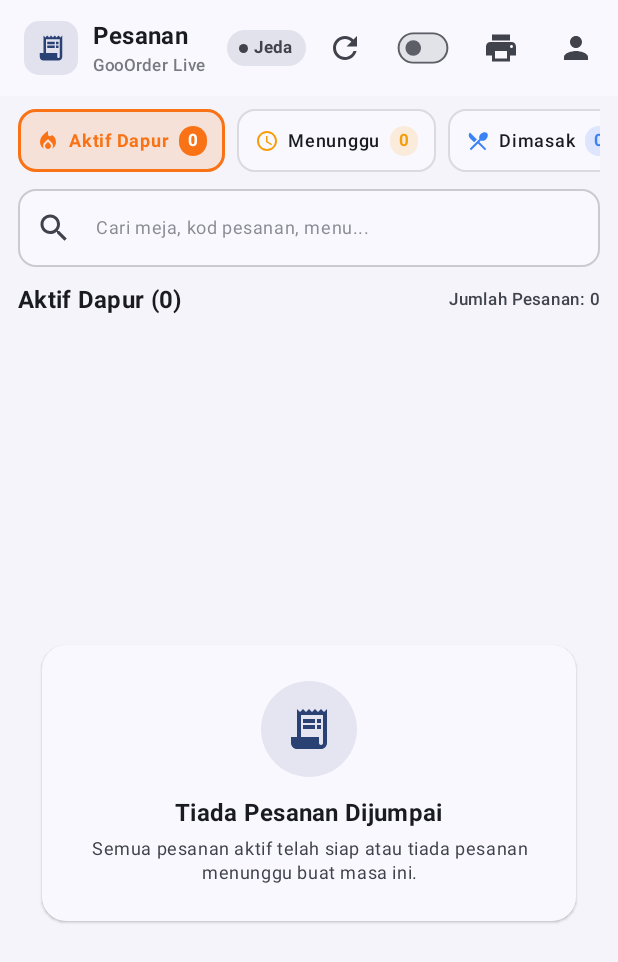
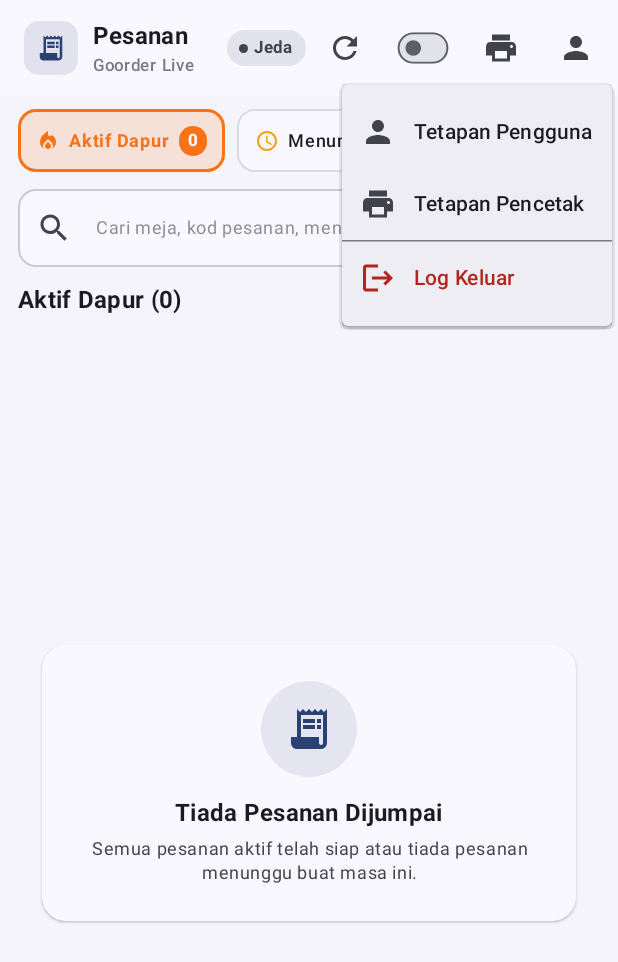
Before and after one commit to amirsyah8/gooapp, an Android app built with Jetpack Compose: the composable PrinterContent called with empty values, after a tap on "User Settings", on a phone screen of 412 x 824 dp. Shown: the top 962 px of the screen. Run offline under Robolectric (Android 15) with nearby library versions, the phone set to English and light mode, and no system bars; 2 statements that could not run were skipped.

Commit message:
Tambah DropdownMenu pada ikon Person: Tetapan Pengguna, Tetapan Pencetak, dan Log Keluar dengan dialog pengesahan

```diff
--- a/app/src/main/java/com/goorder/ui/screens/printer/PrinterScreen.kt
+++ b/app/src/main/java/com/goorder/ui/screens/printer/PrinterScreen.kt
@@ -9,6 +9,7 @@ import androidx.compose.foundation.shape.CircleShape
 import androidx.compose.foundation.shape.RoundedCornerShape
 import androidx.compose.material.icons.Icons
 import androidx.compose.material.icons.automirrored.filled.ArrowBack
+import androidx.compose.material.icons.automirrored.filled.Logout
 import androidx.compose.material.icons.automirrored.filled.ReceiptLong
 import androidx.compose.material.icons.filled.Person
 import androidx.compose.material.icons.filled.Print
@@ -170,6 +171,33 @@ fun PrinterContent(
         label = "spinAngle"
     )
 
+    var isMenuExpanded by remember { mutableStateOf(false) }
+    var showLogoutDialog by remember { mutableStateOf(false) }
+
+    if (showLogoutDialog) {
+        AlertDialog(
+            onDismissRequest = { showLogoutDialog = false },
+            title = { Text("Log Keluar", fontWeight = FontWeight.Bold) },
+            text = { Text("Adakah anda pasti mahu log keluar daripada aplikasi?") },
+            confirmButton = {
+                Button(
+                    onClick = {
+                        showLogoutDialog = false
+                        onLogout()
+                    },
+                    colors = ButtonDefaults.buttonColors(containerColor = MaterialTheme.colorScheme.error)
+                ) {
+                    Text("Log Keluar")
+                }
+            },
+            dismissButton = {
+                TextButton(onClick = { showLogoutDialog = false }) {
+                    Text("Batal")
+                }
+            }
+        )
+    }
+
     Scaffold(
         topBar = {
             TopAppBar(
@@ -206,7 +234,7 @@ fun PrinterContent(
                                     maxLines = 1
                                 )
                                 Text(
-                                    text = currentOutlet?.name ?: "GooOrder Live Sync",
+                                    text = currentOutlet?.name ?: "Goorder Live Sync",
                                     style = MaterialTheme.typography.labelSmall,
                                     color = MaterialTheme.colorScheme.onSurfaceVariant.copy(alpha = 0.7f),
                                     maxLines = 1
@@ -289,12 +317,67 @@ fun PrinterContent(
                                 )
                             }
 
-                            IconButton(onClick = { onToggleSettings(true) }) {
-                                Icon(
-                                    imageVector = Icons.Default.Person,
-                                    contentDescription = "User Settings",
-                                    tint = MaterialTheme.colorScheme.onSurfaceVariant
-                                )
+                            Box {
+                                IconButton(onClick = { isMenuExpanded = true }) {
+                                    Icon(
+                                        imageVector = Icons.Default.Person,
+                                        contentDescription = "User Settings",
+                                        tint = MaterialTheme.colorScheme.onSurfaceVariant
+                                    )
+                                }
+
+                                DropdownMenu(
+                                    expanded = isMenuExpanded,
+                                    onDismissRequest = { isMenuExpanded = false }
+                                ) {
+                                    DropdownMenuItem(
+                                        text = { Text("Tetapan Pengguna") },
+                                        onClick = {
+                                            isMenuExpanded = false
+                                            onToggleSettings(true)
+                                        },
+                                        leadingIcon = {
+                                            Icon(
+                                                imageVector = Icons.Default.Person,
+                                                contentDescription = null
+                                            )
+                                        }
+                                    )
+                                    DropdownMenuItem(
+                                        text = { Text("Tetapan Pencetak") },
+                                        onClick = {
+                                            isMenuExpanded = false
+                                            onTogglePrinter(true)
+                                        },
+                                        leadingIcon = {
+                                            Icon(
+                                                imageVector = Icons.Default.Print,
+                                                contentDescription = null,
+                                                tint = if (isConnected) SuccessGreen else MaterialTheme.colorScheme.onSurfaceVariant
+                                            )
+                                        }
+                                    )
+                                    HorizontalDivider()
+                                    DropdownMenuItem(
+                                        text = {
+                                            Text(
+                                                text = "Log Keluar",
+                                                color = MaterialTheme.colorScheme.error
+                                            )
+                                        },
+                                        onClick = {
+                                            isMenuExpanded = false
+                                            showLogoutDialog = true
+                                        },
+                                        leadingIcon = {
+                                            Icon(
+                                                imageVector = Icons.AutoMirrored.Filled.Logout,
+                                                contentDescription = null,
+                                                tint = MaterialTheme.colorScheme.error
+                                            )
+                                        }
+                                    )
+                                }
                             }
                         }
                     }
```
